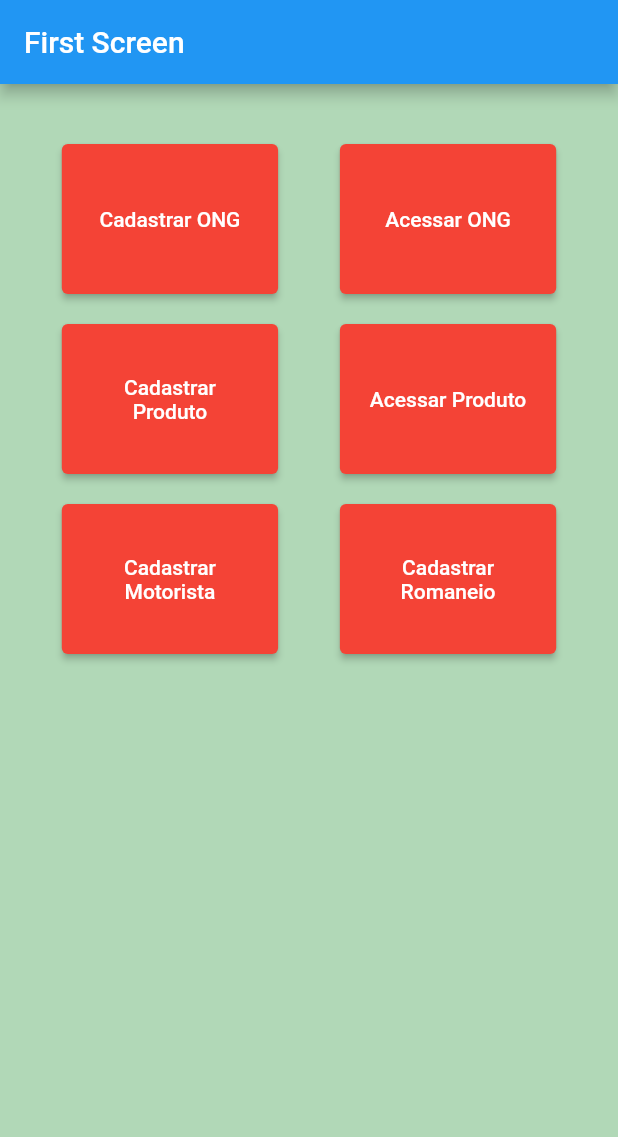
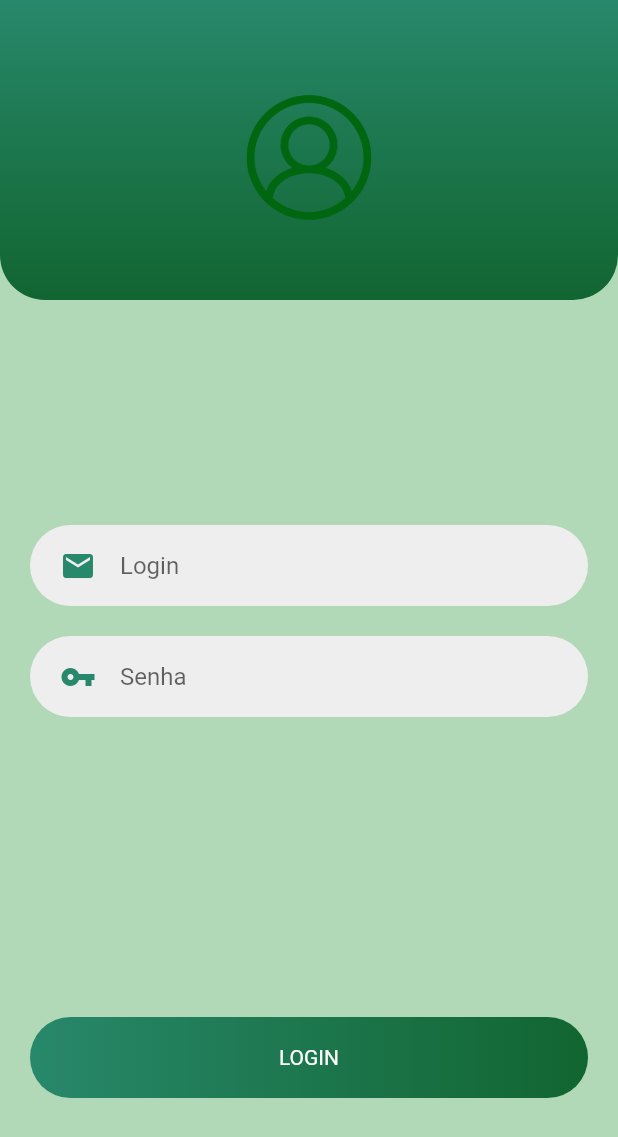
Before and after one commit to Trabalhos-de-5-Facul/Sistemas-de-Informacao, a Flutter app: the screen it shows after launch, on a phone screen of 412 x 824 dp. Shown: the top 1137 px of the screen. Run offline on Flutter 3.47's test engine with Material 2 defaults, Android fonts, the phone set to English and light mode, and no system bars.

Commit message:
Front Tela de Login e modificações em telas Co-authored-by: Mancini <Plendoga@users.noreply.github.com>

```diff
--- a/lib/Hub.dart
+++ b/lib/Hub.dart
@@ -8,7 +8,7 @@ class HubAdmin extends StatelessWidget {
   Widget build(BuildContext context) {
     return Scaffold(
       appBar: AppBar(
-        title: const Text('First Screen'),
+        title: const Text('Voltar'),
       ),
       backgroundColor: const Color.fromARGB(255, 177, 216, 183),
       body: Center(
--- a/lib/login.dart
+++ b/lib/login.dart
@@ -1,18 +1,129 @@
 import 'package:flutter/material.dart';
 
-class login extends StatefulWidget {
-  const login({Key? key}) : super(key: key);
+class Login extends StatefulWidget {
+  const Login({Key? key}) : super(key: key);
 
   @override
   State<StatefulWidget> createState() => InitState();
 }
 
-class InitState extends State<login> {
+class InitState extends State<Login> {
+  late String usuario;
+  late String senha;
   Widget build(BuildContext context) => initWidget();
   Widget initWidget() {
     return Scaffold(
-      appBar: AppBar(),
-      backgroundColor: const Color.fromARGB(255, 177, 216, 183),
-    );
+        backgroundColor: Color.fromARGB(255, 177, 216, 183),
+        body: SingleChildScrollView(
+            child: Column(
+          children: [
+            Container(
+              height: 200,
+              decoration: BoxDecoration(
+                borderRadius: BorderRadius.only(
+                    bottomLeft: Radius.circular(30),
+                    bottomRight: Radius.circular(30)),
+                color: Color.fromARGB(255, 40, 136, 107),
+                gradient: LinearGradient(
+                  colors: [
+                    (Color.fromARGB(255, 40, 136, 107)),
+                    Color.fromARGB(255, 17, 101, 48),
+                  ],
+                  begin: Alignment.topCenter,
+                  end: Alignment.bottomCenter,
+                ),
+              ),
+              child: Center(
+                  child: Column(
+                mainAxisAlignment: MainAxisAlignment.spaceEvenly,
+                crossAxisAlignment: CrossAxisAlignment.center,
+                children: [
+                  Container(
+                    margin: EdgeInsets.only(top: 10),
+                    child: Image.asset(
+                      "images/icone-utilisateur-vert.png",
+                      height: 90,
+                      width: 90,
+                    ),
+                  ),
+                ],
+              )),
+            ),
+            Container(
+              alignment: Alignment.center,
+              margin: EdgeInsets.only(left: 20, right: 20, top: 150),
+              padding: EdgeInsets.only(left: 20, right: 20),
+              height: 54,
+              decoration: BoxDecoration(
+                borderRadius: BorderRadius.circular(50),
+                color: Colors.grey[200],
+              ),
+              child: TextField(
+                onChanged: (String text) async {
+                  usuario = text;
+                },
+                cursorColor: Color.fromARGB(255, 40, 136, 107),
+                decoration: InputDecoration(
+                  icon: Icon(
+                    Icons.email,
+                    color: Color.fromARGB(255, 40, 136, 107),
+                  ),
+                  hintText: "Login",
+                  enabledBorder: InputBorder.none,
+                  focusedBorder: InputBorder.none,
+                ),
+              ),
+            ),
+            Container(
+              alignment: Alignment.center,
+              margin: EdgeInsets.only(left: 20, right: 20, top: 20),
+              padding: EdgeInsets.only(left: 20, right: 20),
+              height: 54,
+              decoration: BoxDecoration(
+                borderRadius: BorderRadius.circular(50),
+                color: Colors.grey[200],
+              ),
+              child: TextField(
+                onChanged: (String text) async {
+                  senha = text;
+                },
+                cursorColor: Color.fromARGB(255, 40, 136, 107),
+                decoration: InputDecoration(
+                  focusColor: Color.fromARGB(255, 40, 136, 107),
+                  icon: Icon(
+                    Icons.vpn_key,
+                    color: Color.fromARGB(255, 40, 136, 107),
+                  ),
+                  hintText: "Senha",
+                  enabledBorder: InputBorder.none,
+                  focusedBorder: InputBorder.none,
+                ),
+              ),
+            ),
+            GestureDetector(
+              onTap: () {
+                Navigator.pushNamed(context, '/Hub Admin');
+              },
+              child: Container(
+                alignment: Alignment.center,
+                margin: EdgeInsets.only(left: 20, right: 20, top: 200),
+                padding: EdgeInsets.only(left: 20, right: 20),
+                height: 54,
+                decoration: BoxDecoration(
+                  gradient: LinearGradient(colors: [
+                    (Color.fromARGB(255, 40, 136, 107)),
+                    Color.fromARGB(255, 17, 101, 48),
+                  ], begin: Alignment.centerLeft, end: Alignment.centerRight),
+                  borderRadius: BorderRadius.circular(50),
+                  color: Colors.grey[200],
+                ),
+                child: Text(
+                  "LOGIN",
+                  style: TextStyle(color: Colors.white),
+                ),
+              ),
+            ),
+          ],
+        )));
   }
 }
--- a/lib/main.dart
+++ b/lib/main.dart
@@ -12,16 +12,16 @@ void main() {
   runApp(MaterialApp(
     debugShowCheckedModeBanner: false,
     title: "Distribuição alimentos",
-    initialRoute: '/Hub Admin',
+    initialRoute: '/Login',
     routes: {
       '/Cadastro': (context) => const SignUpScreen(),
       '/Hub Admin': (context) => const HubAdmin(),
       '/Cadastro Motorista': (context) => const SignUpScreenDriver(),
       '/Cadastro Produto': (context) => const SignUpScreenProduct(),
-      '/Acesso ONGs': (context) => const acessoONG(),
-      '/Acesso Produtos': (context) => const acessoProdutos(),
-      '/Gerar Romaneio': (context) => const gerarRomaneio(),
-      '/Login': (context) => const login(),
+      '/Acesso ONGs': (context) => const AcessoONG(),
+      '/Acesso Produtos': (context) => const AcessoProdutos(),
+      '/Gerar Romaneio': (context) => const GerarRomaneio(),
+      '/Login': (context) => const Login(),
     },
   ));
 }
--- a/pubspec.yaml
+++ b/pubspec.yaml
@@ -88,3 +88,4 @@ flutter:
 
   assets:
     - images/logo_ceasa.png
+    - images/icone-utilisateur-vert.png
```
Also changed, not shown: lib/acessoOng.dart (+6 -3 lines), lib/acessoProdutos.dart (+6 -3 lines), lib/cadastro.dart (+9 -10 lines), lib/cadastroMotorista.dart (+67 -66 lines), lib/cadastroProduto.dart (+31 -37 lines), lib/gerarRomaneio.dart (+6 -3 lines), images/icone-utilisateur-vert.png (added), 1 other file.
